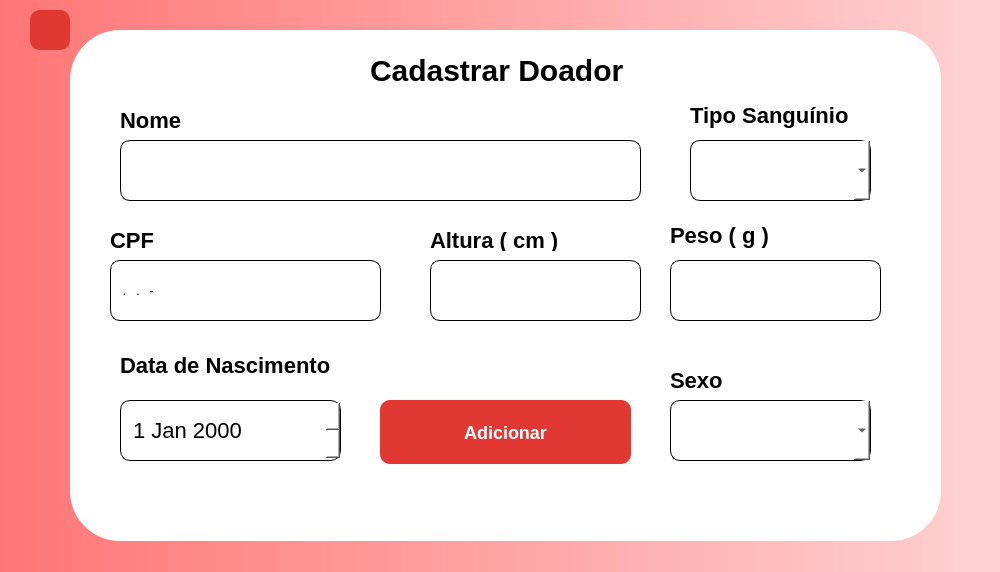
Before: the Qt Designer form src/Graphics/Add/AddDoador/cadastrardoador.ui in INF112-Programacao2/20222-team-1, drawn with Qt 5.
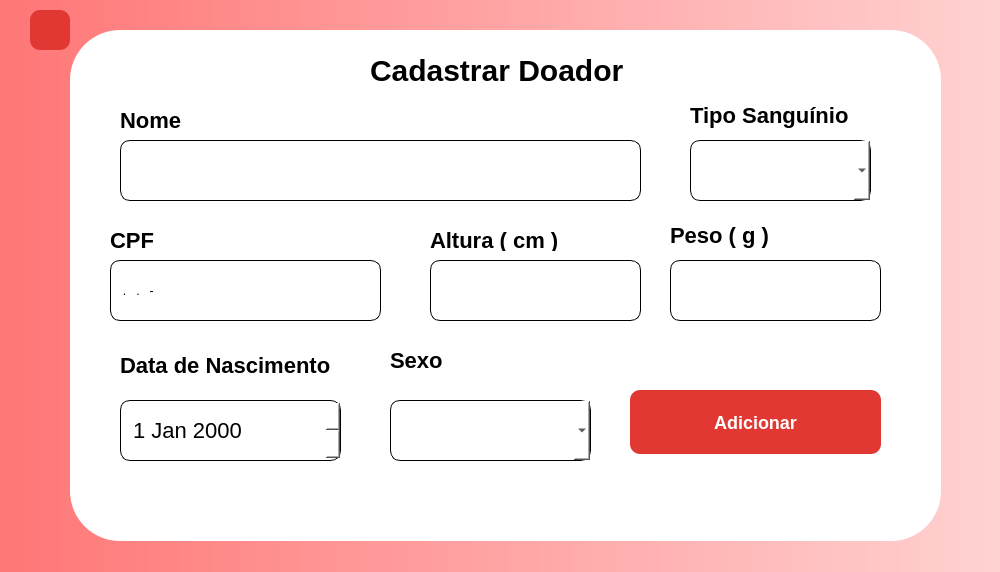
After: the same form once the commit is applied. Icons and pictures are not drawn.

What changed in the file:
```diff
--- a/src/Graphics/Add/AddDoador/cadastrardoador.ui
+++ b/src/Graphics/Add/AddDoador/cadastrardoador.ui
@@ -70,8 +70,8 @@
     <widget class="QPushButton" name="buttonAdd">
      <property name="geometry">
       <rect>
-       <x>310</x>
-       <y>370</y>
+       <x>560</x>
+       <y>360</y>
        <width>251</width>
        <height>64</height>
       </rect>
@@ -289,8 +289,8 @@
     <widget class="QLabel" name="txtSexo">
      <property name="geometry">
       <rect>
-       <x>600</x>
-       <y>340</y>
+       <x>320</x>
+       <y>320</y>
        <width>61</width>
        <height>21</height>
       </rect>
@@ -309,7 +309,7 @@
     <widget class="QComboBox" name="comboSexo">
      <property name="geometry">
       <rect>
-       <x>600</x>
+       <x>320</x>
        <y>370</y>
        <width>201</width>
        <height>61</height>
```
